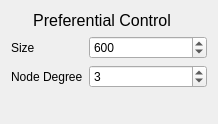
This is visigoth/preferentialcontrol.ui in scvalex/visigoth as Qt 5 draws it before an edit. The edited form follows.
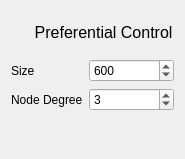
This is the edited form.

Patch:
```diff
--- a/visigoth/preferentialcontrol.ui
+++ b/visigoth/preferentialcontrol.ui
@@ -6,8 +6,8 @@
    <rect>
     <x>0</x>
     <y>0</y>
-    <width>218</width>
-    <height>124</height>
+    <width>185</width>
+    <height>159</height>
    </rect>
   </property>
   <property name="sizePolicy">
@@ -19,8 +19,8 @@
   <property name="windowTitle">
    <string>Form</string>
   </property>
-  <layout class="QFormLayout" name="formLayout">
-   <item row="0" column="0" colspan="2">
+  <layout class="QVBoxLayout" name="verticalLayout">
+   <item>
     <widget class="QLabel" name="label">
      <property name="font">
       <font>
@@ -30,16 +30,21 @@
      <property name="text">
       <string>     Preferential Control</string>
      </property>
+     <property name="alignment">
+      <set>Qt::AlignCenter</set>
+     </property>
     </widget>
    </item>
-   <item row="1" column="0">
+   <item>
+    <layout class="QFormLayout" name="formLayout">
+     <item row="0" column="0">
     <widget class="QLabel" name="label_2">
      <property name="text">
       <string>Size</string>
      </property>
     </widget>
    </item>
-   <item row="1" column="1">
+     <item row="0" column="1">
     <widget class="QSpinBox" name="sizeEdit">
      <property name="maximum">
       <number>10000</number>
@@ -52,14 +57,14 @@
      </property>
     </widget>
    </item>
-   <item row="2" column="0">
+     <item row="1" column="0">
     <widget class="QLabel" name="label_3">
      <property name="text">
       <string>Node Degree</string>
      </property>
     </widget>
    </item>
-   <item row="2" column="1">
+     <item row="1" column="1">
     <widget class="QSpinBox" name="degreeEdit">
      <property name="maximum">
       <number>10000</number>
@@ -72,15 +77,20 @@
      </property>
     </widget>
    </item>
-   <item row="3" column="1">
+    </layout>
+   </item>
+   <item>
     <spacer name="verticalSpacer">
      <property name="orientation">
       <enum>Qt::Vertical</enum>
      </property>
+     <property name="sizeType">
+      <enum>QSizePolicy::Fixed</enum>
+     </property>
      <property name="sizeHint" stdset="0">
       <size>
-       <width>20</width>
-       <height>40</height>
+       <width>17</width>
+       <height>37</height>
       </size>
      </property>
     </spacer>
```
Lines whose indentation alone changed are shown as unchanged.
